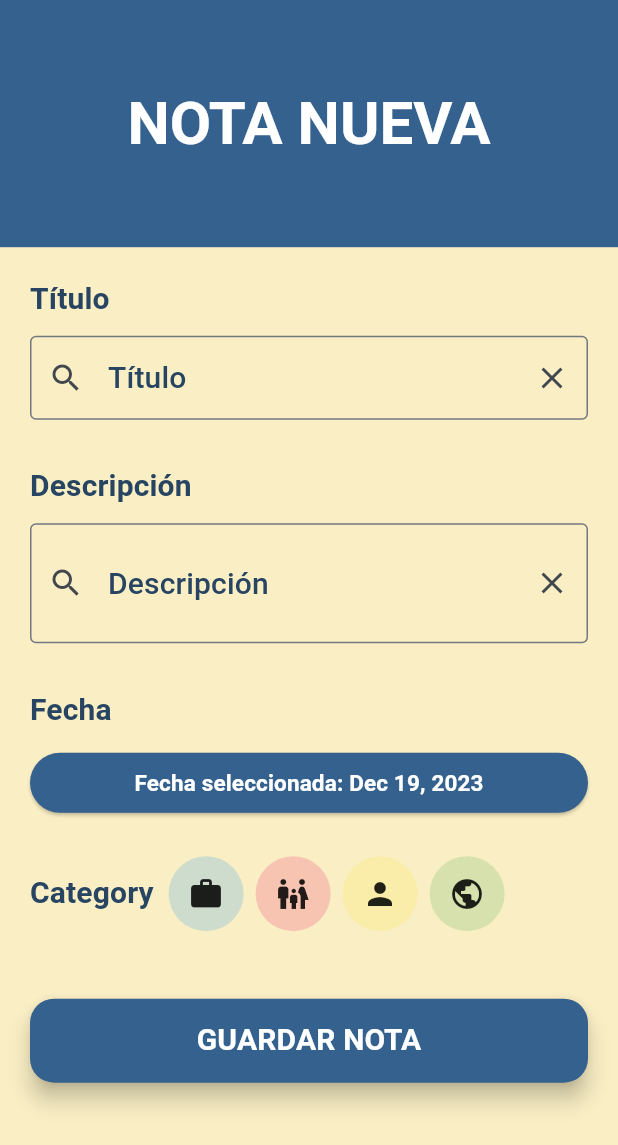
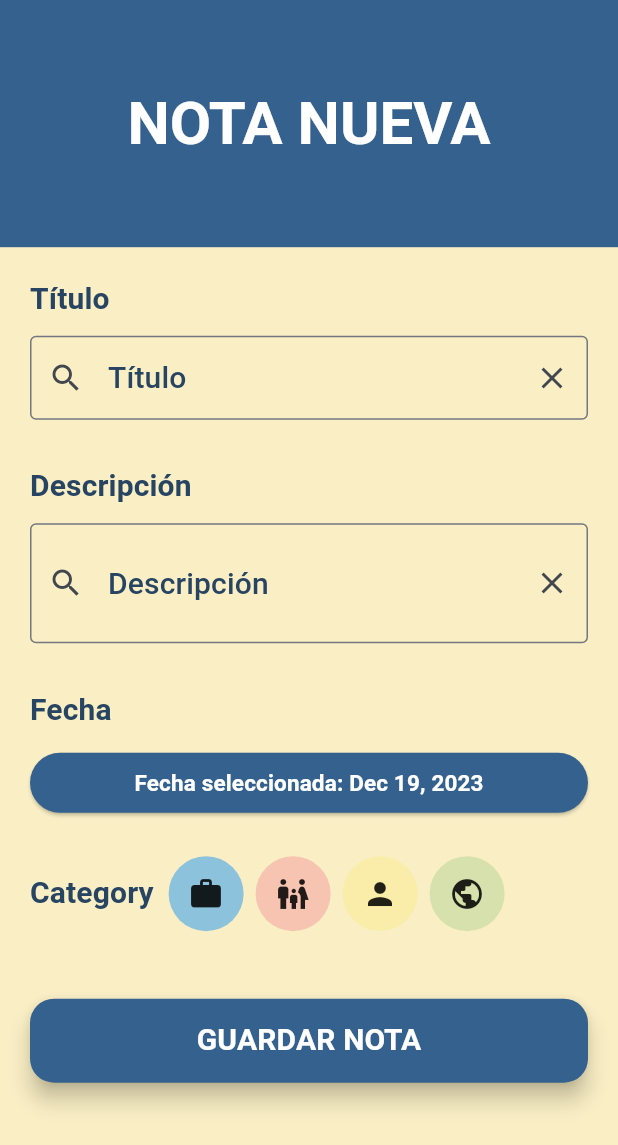
Before and after one commit to LidiaMartMen/Notes-App, a Flutter app: the CreateNewNoteScreen screen opened by its route, after a tap on the "work" icon, on a phone screen of 412 x 824 dp. Shown: the top 1145 px of the screen. Run offline on Flutter 3.47's test engine with Material 3 defaults, Android fonts, the light colour scheme and no system bars; our stand-ins replace flutter_riverpod, formz, go_router, google_fonts; project files that could hold a hidden picture were left out.

Commit message:
category provider

```diff
--- a/lib/providers/notes_provider.dart
+++ b/lib/providers/notes_provider.dart
@@ -47,6 +47,10 @@ final dateProvider = StateProvider<DateTime>((ref) {
   return DateTime.now();
 });
 
+//MÉTODO PARA GUARDAR LA CATEGORÍA SELECCIONADA:
+final selectedCategoryProvider = StateProvider<NoteCategory?>((ref) => null);
+
+
 //PROVIDER:
 final notesProvider =
     StateNotifierProvider<NotesNotifier, List<Note2>>((ref) => NotesNotifier());
--- a/lib/screens/create_new_note_screen.dart
+++ b/lib/screens/create_new_note_screen.dart
@@ -44,6 +44,8 @@ class CreateNewNoteScreenState extends ConsumerState<CreateNewNoteScreen> {
 
   @override
   Widget build(BuildContext context) {
+    final selectedCategory = ref.watch(selectedCategoryProvider);
+
     return SizedBox(
       child: Scaffold(
         body: SafeArea(
@@ -53,12 +55,6 @@ class CreateNewNoteScreenState extends ConsumerState<CreateNewNoteScreen> {
               descriptionController: descriptionController,
               dateController: dateController,
               selectedCategory: selectedCategory,
-              onCategorySelected: (selectedCat) {
-                //Actualiza la categoría seleccionada:
-                setState(() {
-                  selectedCategory = selectedCat;
-                });
-              },
               categories: categories,
             ),
           ),
@@ -69,14 +65,10 @@ class CreateNewNoteScreenState extends ConsumerState<CreateNewNoteScreen> {
 }
 
 class BuildNoteForm extends ConsumerWidget {
-
   final List<NoteCategory> categories;
-
-
 
   const BuildNoteForm({
     required this.selectedCategory,
-    required this.onCategorySelected,
     super.key,
     required this.titleController,
     required this.descriptionController,
@@ -88,13 +80,12 @@ class BuildNoteForm extends ConsumerWidget {
   final TextEditingController descriptionController;
   final TextEditingController dateController;
   final NoteCategory? selectedCategory;
-  final Function(NoteCategory) onCategorySelected;
 
   @override
   Widget build(BuildContext context, WidgetRef ref) {
-
     DateTime? selectedDate = ref.watch(dateProvider);
-
+    final NoteCategory? selectedCategory =
+        ref.watch(selectedCategoryProvider.notifier).state;
 
     return Column(
       children: [
@@ -169,12 +160,11 @@ class BuildNoteForm extends ConsumerWidget {
                           context.colorScheme.primary),
                       foregroundColor:
                           MaterialStateProperty.all<Color>(Colors.white)),
-                  child:
-                  Text(
-                    selectedDate == null || selectedDate == DateTime.now()
-                    ? 'Seleccione la fecha'
-                    : 'Fecha seleccionada: ${Helpers.dateFormatter(selectedDate)}'
-                    , style: context.textTheme.titleSmall?.copyWith(
+                  child: Text(
+                      selectedDate == null || selectedDate == DateTime.now()
+                          ? 'Seleccione la fecha'
+                          : 'Fecha seleccionada: ${Helpers.dateFormatter(selectedDate)}',
+                      style: context.textTheme.titleSmall?.copyWith(
                         fontSize: 15,
                         color: Colors.white,
                         fontWeight: FontWeight.bold,
@@ -191,7 +181,6 @@ class BuildNoteForm extends ConsumerWidget {
               ),
               SelectCategory(
                 categories: categories,
-                onCategorySelected: onCategorySelected,
               ),
               const SizedBox(
                 height: 30,
@@ -209,6 +198,8 @@ class BuildNoteForm extends ConsumerWidget {
                         date: dateController.text,
                         title: titleController.text,
                         description: descriptionController.text));
+
+
                     //BORRAR LOS CAMPOS DE TEXTO DEL FORM:
                     clearForm(
                         titleController: titleController,
@@ -273,16 +264,18 @@ class OutlinedTextField extends StatelessWidget {
   }
 }
 
-class SelectCategory extends StatelessWidget {
+class SelectCategory extends ConsumerWidget {
   final List<NoteCategory> categories;
 
-  final Function(NoteCategory) onCategorySelected;
-
-  const SelectCategory(
-      {super.key, required this.categories, required this.onCategorySelected});
+  const SelectCategory({
+    super.key,
+    required this.categories,
+  });
 
   @override
-  Widget build(BuildContext context) {
+  Widget build(BuildContext context, WidgetRef ref) {
+    final selectedCategory = ref.watch(selectedCategoryProvider.notifier).state;
+
     return SizedBox(
       height: 80,
       child: Row(
@@ -307,14 +300,18 @@ class SelectCategory extends StatelessWidget {
 
                   return GestureDetector(
                     onTap: () {
-                      onCategorySelected(category);
+                      ref.read(selectedCategoryProvider.notifier).state =
+                          category;
+
                     },
                     child: Container(
                       width: 50,
                       height: 50,
                       decoration: BoxDecoration(
                           shape: BoxShape.circle,
-                          color: category.color.withOpacity(0.2)),
+                          color: category == selectedCategory
+                              ? category.color.withOpacity(0.5)
+                              : category.color.withOpacity(0.2)),
                       child: Icon(category.icon),
                     ),
                   );
--- a/lib/widgets/vertical_list_notes.dart
+++ b/lib/widgets/vertical_list_notes.dart
@@ -1,6 +1,8 @@
 import 'package:flutter/material.dart';
 import 'package:flutter_riverpod/flutter_riverpod.dart';
 import 'package:go_router/go_router.dart';
+import 'package:notes_app_riverpod/data/entities/entities.dart';
+import 'package:notes_app_riverpod/providers/notes_provider.dart';
 import 'package:notes_app_riverpod/utils/extensions.dart';
 import 'package:notes_app_riverpod/widgets/widgets.dart';
 
@@ -34,13 +36,12 @@ class VerticalListNotes extends ConsumerWidget {
                 onPressed: () {
 
                   context.go('/new-note'); //Ir a new-note
-
                 },
                 child: Text(
                   'Nueva nota',
                   style: context.textTheme.titleSmall?.copyWith(
                       color: Colors.white, fontWeight: FontWeight.bold),
-                ))
+                )),
           ],
         ),
       ),
```
